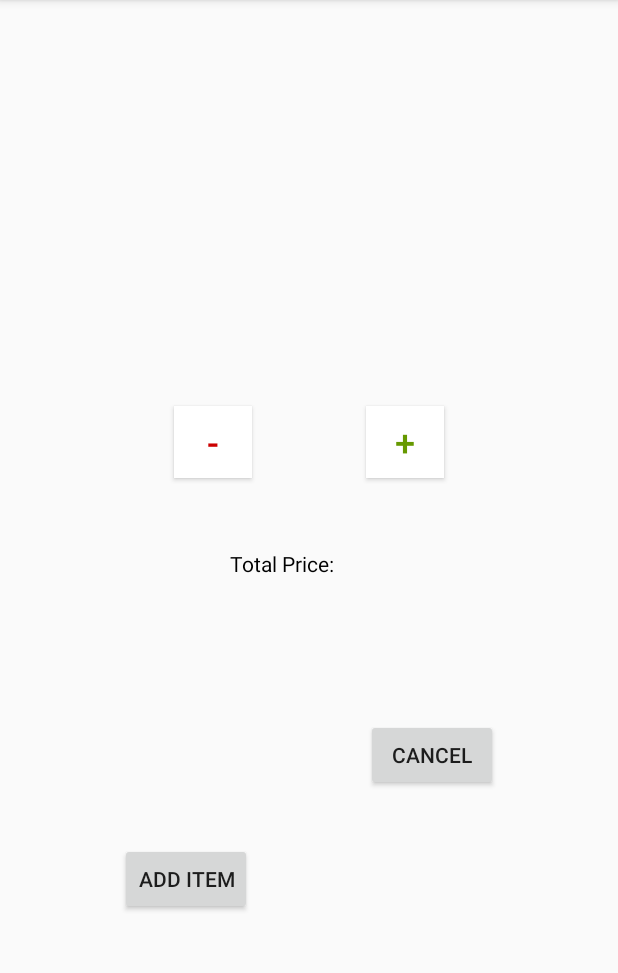
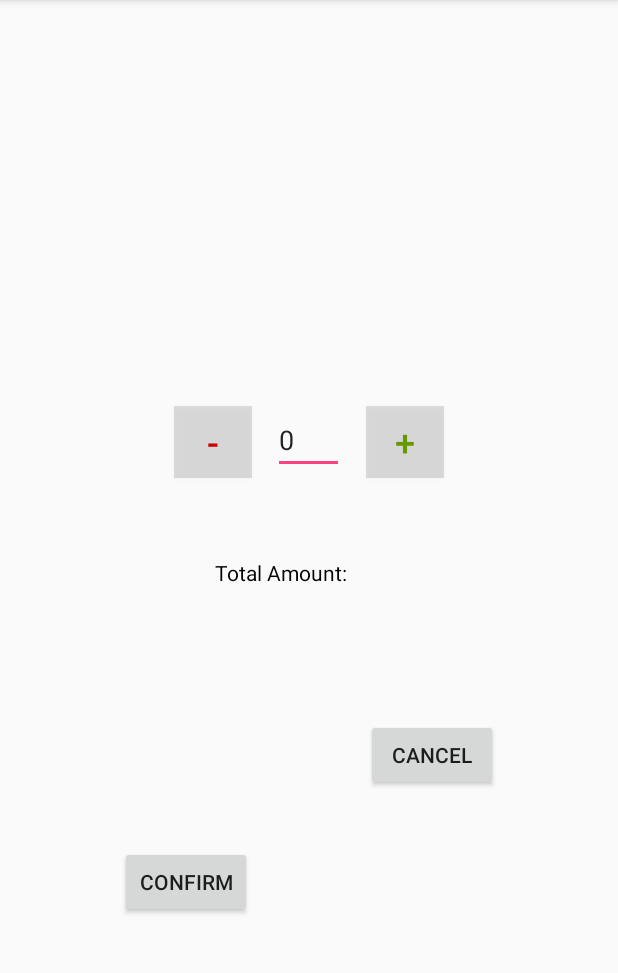
Before and after one commit to Theam1127/FoodOrderingApp, an Android app: the ConfirmAddOrderItem screen opened directly, with no data from a screen before it, on a phone screen of 412 x 824 dp, the part 84-1057 px from its top. Run offline under Robolectric (Android 15) with nearby library versions, the phone set to English and light mode, and no system bars; 2 statements that could not run were skipped.

Commit message:
To be continued

```diff
--- a/app/src/main/java/my/edu/tarc/foodorderingapp/AddOrderItem.java
+++ b/app/src/main/java/my/edu/tarc/foodorderingapp/AddOrderItem.java
@@ -49,12 +49,13 @@ public class AddOrderItem extends AppCompatActivity {
             @Override
             public void onComplete(@NonNull Task<QuerySnapshot> task) {
                 for(QueryDocumentSnapshot documentSnapshot : task.getResult()) {
+                    String documentID = ""+documentSnapshot.getId();
                     String menuID = ""+documentSnapshot.getData().get("menuID");
                     boolean available = (boolean)documentSnapshot.getData().get("menuStatus");
                     String name = ""+documentSnapshot.getData().get("menuName");
                     double price = Double.parseDouble(""+documentSnapshot.getData().get("menuPrice"));
                     String type = ""+documentSnapshot.getData().get("menuType");
-                    Menu item = new Menu(menuID, name,type,available,price);
+                    Menu item = new Menu(documentID, menuID, name,type,available,price);
                     menu.add(item);
                     menuItems.add(name);
                     if(!filterItems.contains(documentSnapshot.getData().get("menuType").toString()))
--- a/app/src/main/java/my/edu/tarc/foodorderingapp/ConfirmAddOrderItem.java
+++ b/app/src/main/java/my/edu/tarc/foodorderingapp/ConfirmAddOrderItem.java
@@ -1,13 +1,35 @@
 package my.edu.tarc.foodorderingapp;
 
+import android.content.Intent;
 import android.support.v7.app.AppCompatActivity;
 import android.os.Bundle;
+import android.widget.Button;
+import android.widget.EditText;
+import android.widget.TextView;
 
 public class ConfirmAddOrderItem extends AppCompatActivity {
+    TextView tvItemName, tvUnitPrice, tvTotalAmount;
+    Button btnIncrease, btnDecrease, btnConfirm, btnCancel;
+    EditText etOrderQuantity;
+    Menu menuItem;
 
     @Override
     protected void onCreate(Bundle savedInstanceState) {
         super.onCreate(savedInstanceState);
         setContentView(R.layout.activity_confirm_add_order_item);
+        tvItemName = findViewById(R.id.tvItemName);
+        tvUnitPrice = findViewById(R.id.tvUnitPrice);
+        tvTotalAmount = findViewById(R.id.tvTotalAmount);
+        btnIncrease = findViewById(R.id.buttonIncrease);
+        btnDecrease = findViewById(R.id.buttonDecrease);
+        btnCancel = findViewById(R.id.btnConfirm);
+        btnCancel = findViewById(R.id.buttonCancel);
+        etOrderQuantity = findViewById(R.id.editTextOrderQuantity);
+        Intent intent = getIntent();
+        menuItem = (Menu)intent.getSerializableExtra("orderItem");
+        tvItemName.setText(menuItem.getName());
+        tvUnitPrice.setText(""+menuItem.getPrice());
+        etOrderQuantity.setText("0");
+
     }
 }
--- a/app/src/main/java/my/edu/tarc/foodorderingapp/MakeOrder.java
+++ b/app/src/main/java/my/edu/tarc/foodorderingapp/MakeOrder.java
@@ -52,12 +52,13 @@ public class MakeOrder extends AppCompatActivity {
             public void onComplete(@NonNull Task<QuerySnapshot> task) {
                 if(task.isSuccessful()){
                     for(QueryDocumentSnapshot documentSnapshot : task.getResult()) {
+                        String documentID = ""+documentSnapshot.getId();
                         String menuID = ""+documentSnapshot.getData().get("menuID");
                         boolean available = (boolean)documentSnapshot.getData().get("menuStatus");
                         String name = ""+documentSnapshot.getData().get("menuName");
                         double price = Double.parseDouble(""+documentSnapshot.getData().get("menuPrice"));
                         String type = ""+documentSnapshot.getData().get("menuType");
-                        menuItem=new Menu(menuID, name,type,available,price);
+                        menuItem=new Menu(documentID, menuID, name,type,available,price);
                         orders.add(menuItem);
                     }
                         adapter = new OrderListAdapter(orders, getApplicationContext());
--- a/app/src/main/java/my/edu/tarc/foodorderingapp/Menu.java
+++ b/app/src/main/java/my/edu/tarc/foodorderingapp/Menu.java
@@ -3,6 +3,7 @@ package my.edu.tarc.foodorderingapp;
 import java.io.Serializable;
 
 public class Menu implements Serializable{
+    public String firebaseID;
     public String menuID;
     public String name;
     public String type;
@@ -11,12 +12,22 @@ public class Menu implements Serializable{
 
     public Menu(){}
 
-    public Menu(String menuID, String name, String type, boolean available, double price) {
+    public Menu(String firebaseID, String menuID, String name, String type, boolean available, double price) {
+        this.firebaseID = firebaseID;
         this.menuID = menuID;
         this.name = name;
         this.type = type;
         this.available = available;
         this.price = price;
+    }
+
+
+    public String getFirebaseID() {
+        return firebaseID;
+    }
+
+    public void setFirebaseID(String firebaseID) {
+        this.firebaseID = firebaseID;
     }
 
     public String getMenuID() {
--- a/app/src/main/res/drawable/list_view_border.xml
+++ b/app/src/main/res/drawable/list_view_border.xml
@@ -2,7 +2,7 @@
 <selector xmlns:android="http://schemas.android.com/apk/res/android">
     <item>
         <shape android:shape="rectangle">
-            <solid android:color="#ffffff"/>
+            <solid android:color="@android:color/transparent" />
             <stroke android:color="#000000" android:width="2dp"/>
         </shape>
     </item>
--- a/app/src/main/res/layout/activity_confirm_add_order_item.xml
+++ b/app/src/main/res/layout/activity_confirm_add_order_item.xml
@@ -36,21 +36,6 @@
         app:layout_constraintStart_toStartOf="parent"
         app:layout_constraintTop_toBottomOf="@+id/tvItemName" />
 
-    <TextView
-        android:id="@+id/tvOrderQuantity"
-        android:layout_width="wrap_content"
-        android:layout_height="wrap_content"
-        android:layout_marginEnd="8dp"
-        android:layout_marginLeft="8dp"
-        android:layout_marginRight="8dp"
-        android:layout_marginStart="8dp"
-        android:layout_marginTop="52dp"
-        android:textColor="@android:color/background_dark"
-        app:layout_constraintEnd_toStartOf="@+id/buttonIncrease"
-        app:layout_constraintHorizontal_bias="0.544"
-        app:layout_constraintStart_toEndOf="@+id/buttonDecrease"
-        app:layout_constraintTop_toBottomOf="@+id/tvUnitPrice" />
-
     <Button
         android:id="@+id/buttonIncrease"
         android:layout_width="52dp"
@@ -58,7 +43,7 @@
         android:layout_marginEnd="116dp"
         android:layout_marginRight="116dp"
         android:layout_marginTop="32dp"
-        android:background="@color/common_google_signin_btn_text_dark_default"
+        android:background="@color/common_google_signin_btn_text_dark_disabled"
         android:text="@string/plus"
         android:textColor="@android:color/holo_green_dark"
         android:textSize="24sp"
@@ -72,7 +57,7 @@
         android:layout_marginLeft="116dp"
         android:layout_marginStart="116dp"
         android:layout_marginTop="32dp"
-        android:background="@color/common_google_signin_btn_text_dark_default"
+        android:background="@color/common_google_signin_btn_text_dark_disabled"
         android:text="@string/minus"
         android:textColor="@android:color/holo_red_dark"
         android:textSize="24sp"
@@ -82,32 +67,32 @@
     <TextView
         android:id="@+id/tvTotalPriceLabel"
         android:layout_width="wrap_content"
-        android:layout_height="wrap_content"
+        android:layout_height="18dp"
         android:layout_marginEnd="8dp"
         android:layout_marginLeft="116dp"
         android:layout_marginRight="8dp"
         android:layout_marginStart="116dp"
         android:layout_marginTop="56dp"
-        android:text="@string/total_price"
+        android:text="@string/total_amount"
         android:textColor="@android:color/background_dark"
-        app:layout_constraintEnd_toStartOf="@+id/tvTotalPrice"
-        app:layout_constraintHorizontal_bias="0.638"
+        app:layout_constraintEnd_toStartOf="@+id/tvTotalAmount"
+        app:layout_constraintHorizontal_bias="0.621"
         app:layout_constraintStart_toStartOf="parent"
-        app:layout_constraintTop_toBottomOf="@+id/tvOrderQuantity" />
+        app:layout_constraintTop_toBottomOf="@+id/editTextOrderQuantity" />
 
     <TextView
-        android:id="@+id/tvTotalPrice"
+        android:id="@+id/tvTotalAmount"
         android:layout_width="wrap_content"
         android:layout_height="wrap_content"
-        android:layout_marginEnd="160dp"
-        android:layout_marginRight="160dp"
+        android:layout_marginEnd="156dp"
+        android:layout_marginRight="156dp"
         android:layout_marginTop="56dp"
         android:textColor="@android:color/background_dark"
         app:layout_constraintEnd_toEndOf="parent"
-        app:layout_constraintTop_toBottomOf="@+id/tvOrderQuantity" />
+        app:layout_constraintTop_toBottomOf="@+id/editTextOrderQuantity" />
 
     <Button
-        android:id="@+id/buttonAddItem"
+        android:id="@+id/btnConfirm"
         android:layout_width="wrap_content"
         android:layout_height="wrap_content"
         android:layout_marginBottom="8dp"
@@ -116,16 +101,16 @@
         android:layout_marginRight="8dp"
         android:layout_marginStart="80dp"
         android:layout_marginTop="8dp"
-        android:text="@string/add_item"
+        android:text="@string/confirm"
         app:layout_constraintBottom_toBottomOf="parent"
-        app:layout_constraintEnd_toStartOf="@+id/button5"
+        app:layout_constraintEnd_toStartOf="@+id/buttonCancel"
         app:layout_constraintHorizontal_bias="0.0"
         app:layout_constraintStart_toStartOf="parent"
         app:layout_constraintTop_toBottomOf="@+id/tvTotalPriceLabel"
         app:layout_constraintVertical_bias="0.529" />
 
     <Button
-        android:id="@+id/button5"
+        android:id="@+id/buttonCancel"
         android:layout_width="wrap_content"
         android:layout_height="wrap_content"
         android:layout_marginBottom="8dp"
@@ -135,6 +120,20 @@
         android:text="@string/cancel"
         app:layout_constraintBottom_toBottomOf="parent"
         app:layout_constraintEnd_toEndOf="parent"
-        app:layout_constraintTop_toBottomOf="@+id/tvTotalPrice"
-        app:layout_constraintVertical_bias="0.026" />
+        app:layout_constraintTop_toBottomOf="@+id/tvTotalAmount"
+        app:layout_constraintVertical_bias="0.0" />
+
+    <EditText
+        android:id="@+id/editTextOrderQuantity"
+        android:layout_width="47dp"
+        android:layout_height="wrap_content"
+        android:layout_marginLeft="8dp"
+        android:layout_marginStart="8dp"
+        android:layout_marginTop="32dp"
+        android:ems="10"
+        android:inputType="number"
+        app:layout_constraintEnd_toStartOf="@+id/buttonIncrease"
+        app:layout_constraintHorizontal_bias="0.3"
+        app:layout_constraintStart_toEndOf="@+id/buttonDecrease"
+        app:layout_constraintTop_toBottomOf="@+id/tvUnitPrice" />
 </android.support.constraint.ConstraintLayout>
--- a/app/src/main/res/layout/activity_make_order.xml
+++ b/app/src/main/res/layout/activity_make_order.xml
@@ -98,7 +98,7 @@
         android:layout_marginLeft="156dp"
         android:layout_marginRight="8dp"
         android:layout_marginStart="156dp"
-        android:text="@string/total_price"
+        android:text="@string/total_amount"
         android:textColor="@color/common_google_signin_btn_text_dark_focused"
         app:layout_constraintBottom_toTopOf="@+id/makePaymentBtn"
         app:layout_constraintEnd_toStartOf="@+id/totalPriceTV"
--- a/app/src/main/res/layout/order_list_view.xml
+++ b/app/src/main/res/layout/order_list_view.xml
@@ -12,7 +12,8 @@
         android:layout_weight="1"
         android:gravity="center"
         android:paddingStart="5dp"
-        android:textAlignment="textStart" />
+        android:textAlignment="textStart"
+        android:textColor="@android:color/background_dark" />
 
     <TextView
         android:id="@+id/tvQuantity"
@@ -20,7 +21,8 @@
         android:layout_height="40dp"
         android:layout_weight="1"
         android:gravity="center"
-        android:textAlignment="center" />
+        android:textAlignment="center"
+        android:textColor="@android:color/background_dark" />
 
     <TextView
         android:id="@+id/tvPrice"
@@ -29,5 +31,6 @@
         android:layout_weight="1"
         android:gravity="center"
         android:paddingEnd="5dp"
-        android:textAlignment="textEnd" />
+        android:textAlignment="textEnd"
+        android:textColor="@android:color/background_dark" />
 </LinearLayout>
--- a/app/src/main/res/values/strings.xml
+++ b/app/src/main/res/values/strings.xml
@@ -12,7 +12,7 @@
     <string name="orderItems">Ordered Items: </string>
     <string name="add_item">Add Item</string>
     <string name="make_payment">Make Payment</string>
-    <string name="total_price">Total Price: </string>
+    <string name="total_amount">Total Amount: </string>
     <string name="Item_name">Item Name</string>
     <string name="quantity">Quantity</string>
     <string name="total">Total</string>
@@ -21,4 +21,5 @@
     <string name="minus">-</string>
     <string name="plus">+</string>
     <string name="cancel">Cancel</string>
+    <string name="confirm">Confirm</string>
 </resources>
```
